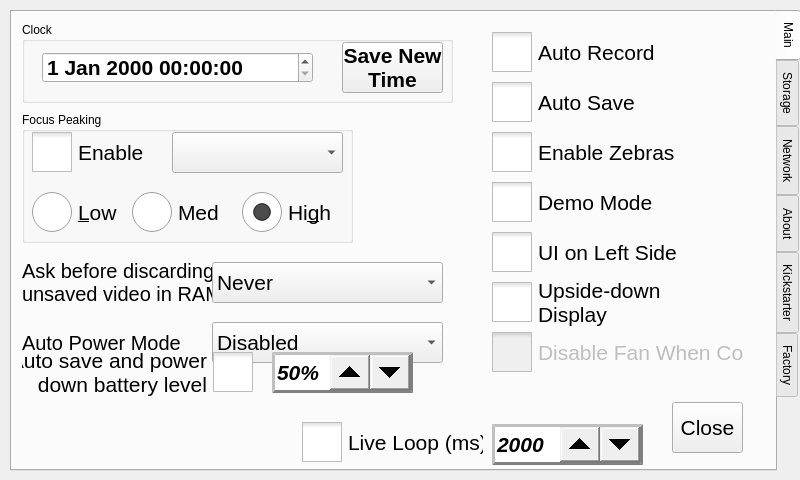
krontech/chronos-cam-app, file src/utilwindow.ui: the form before one commit.
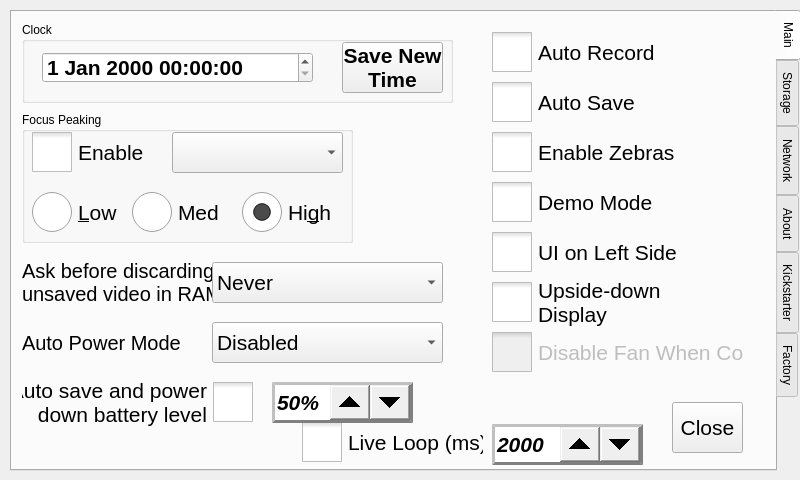
The form after the commit. The open tabs and pages were chosen to show the change. Custom widgets are drawn as their Qt base class.

What changed in the file:
```diff
--- a/src/utilwindow.ui
+++ b/src/utilwindow.ui
@@ -624,7 +624,7 @@
      <property name="geometry">
       <rect>
        <x>260</x>
-       <y>340</y>
+       <y>370</y>
        <width>141</width>
        <height>41</height>
       </rect>
@@ -676,7 +676,7 @@
      <property name="geometry">
       <rect>
        <x>10</x>
-       <y>330</y>
+       <y>360</y>
        <width>231</width>
        <height>61</height>
       </rect>
```
Left out of the diff: 2 changed lines with no effect on the pictures.
